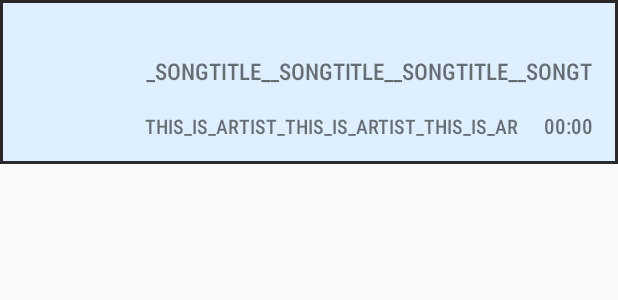
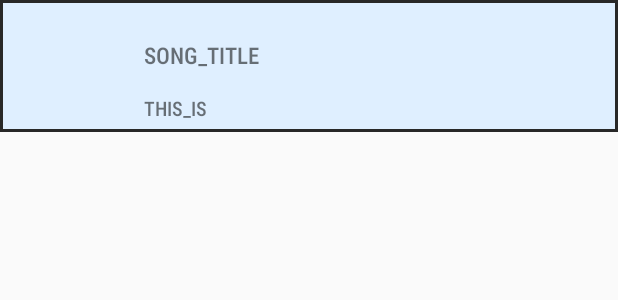
Before and after one commit to FeryET/SmoothPlayer, an Android app: the layout music_item_view_holder.xml on its own in the app's theme, with its tools: preview values and no code run, on a phone screen of 412 x 824 dp. Shown: the top 300 px of the screen. Run offline under Robolectric (Android 15) with nearby library versions, the phone set to English and light mode, and no system bars.

Commit message:
Renames some variables in music_item_view_holder.

```diff
--- a/app/src/main/java/com/androidapplication/smoothplayer/ui/main/fragments/home/adapter/SongItemViewHolder.kt
+++ b/app/src/main/java/com/androidapplication/smoothplayer/ui/main/fragments/home/adapter/SongItemViewHolder.kt
@@ -16,9 +16,9 @@ private const val ALBUM_ART_SIZE_MULTIPLIER = 0.35f
 class MusicItemViewHolder(viewGroup: ViewGroup) :
     BaseMusicInfoViewHolder(viewGroup) {
 
-    private val albumArtImageView: ImageView = viewGroup.albumImageView
-    private val artistNameTextView: TextView = viewGroup.artistNameTextView
-    private val songNameTextView: TextView = viewGroup.songNameTextView
+    private val albumArtImageView: ImageView = viewGroup.view_holder_album_image_view
+    private val artistNameTextView: TextView = viewGroup.view_holder_artist_name_text_view
+    private val songNameTextView: TextView = viewGroup.view_holder_song_name_text_view
 
     override fun bindData(context: Context, baseInfoModel: BaseInfoModel) {
         with(baseInfoModel as SongModel) {
--- a/app/src/main/java/com/androidapplication/smoothplayer/ui/main/fragments/home/viewmodel/HomeViewModel.kt
+++ b/app/src/main/java/com/androidapplication/smoothplayer/ui/main/fragments/home/viewmodel/HomeViewModel.kt
@@ -8,5 +8,7 @@ import javax.inject.Inject
 
 class HomeViewModel @Inject constructor(private val songsRepository: SongsRepository) :
     ViewModel() {
-    val songs: LiveData<ArrayList<SongModel>?> = songsRepository.songLibrary
+    val songs: LiveData<ArrayList<SongModel>?> get() {
+        return songsRepository.songLibrary
+    }
 }
--- a/app/src/main/res/layout/music_item_view_holder.xml
+++ b/app/src/main/res/layout/music_item_view_holder.xml
@@ -1,61 +1,66 @@
 <?xml version="1.0" encoding="utf-8"?>
-<androidx.constraintlayout.widget.ConstraintLayout
-        xmlns:android="http://schemas.android.com/apk/res/android"
+<androidx.constraintlayout.widget.ConstraintLayout xmlns:android="http://schemas.android.com/apk/res/android"
+        xmlns:app="http://schemas.android.com/apk/res-auto"
+        xmlns:tools="http://schemas.android.com/tools"
         android:layout_width="match_parent"
         android:layout_height="wrap_content"
-        android:background="@drawable/bordered_music_item_background"
-        xmlns:app="http://schemas.android.com/apk/res-auto"
-        xmlns:tools="http://schemas.android.com/tools">
+        android:background="@drawable/bordered_music_item_background">
+
     <ImageView
-            android:id="@+id/albumImageView"
+            android:id="@+id/view_holder_album_image_view"
             android:layout_width="72dp"
             android:layout_height="72dp"
+            android:layout_margin="8dp"
+            android:background="@android:color/transparent"
             android:scaleType="fitCenter"
-            android:background="@android:color/transparent"
-            android:layout_margin="8dp"
             app:layout_constraintBottom_toBottomOf="parent"
-            app:layout_constraintTop_toTopOf="parent"
             app:layout_constraintStart_toStartOf="parent"
-    />
+            app:layout_constraintTop_toTopOf="parent" />
+
     <TextView
+            android:id="@+id/view_holder_song_name_text_view"
             style="@style/musicItemViewHolderTextStyle"
-            android:textSize="15sp"
-            android:id="@+id/songNameTextView"
             android:layout_width="0dp"
             android:layout_height="wrap_content"
             android:layout_marginStart="16dp"
+            android:layout_marginTop="18dp"
             android:layout_marginEnd="16dp"
-            android:layout_marginTop="18dp"
-            tools:text="_SONGTITLE__SONGTITLE__SONGTITLE__SONGTITLE__SONGTITLE_"
             android:maxLines="1"
-            app:layout_constraintStart_toEndOf="@+id/albumImageView"
+            android:textSize="15sp"
             app:layout_constraintEnd_toEndOf="parent"
-            app:layout_constraintTop_toTopOf="@+id/albumImageView"
-            />
+            app:layout_constraintStart_toEndOf="@+id/view_holder_album_image_view"
+            app:layout_constraintTop_toTopOf="@+id/view_holder_album_image_view"
+            tools:text="SONG_TITLE" />
+
     <TextView
-            android:id="@+id/artistNameTextView"
+            android:id="@+id/view_holder_artist_name_text_view"
+            style="@style/musicItemViewHolderTextStyle"
             android:layout_width="0dp"
+            android:layout_height="wrap_content"
+            android:layout_marginStart="16dp"
+            android:layout_marginTop="16dp"
             android:maxWidth="250dp"
+            android:maxLines="1"
+            android:textSize="13sp"
+            app:layout_constraintBottom_toBottomOf="@id/view_holder_album_image_view"
+            app:layout_constraintStart_toEndOf="@+id/view_holder_album_image_view"
+            app:layout_constraintTop_toBottomOf="@+id/view_holder_song_name_text_view"
+            tools:text="THIS_IS" />
+
+    <TextView
+            android:id="@+id/view_holder_album_name_text_view"
+            style="@style/musicItemViewHolderTextStyle"
+            android:layout_width="0dp"
             android:layout_height="wrap_content"
+            android:layout_marginStart="16dp"
+            android:layout_marginTop="16dp"
+            android:layout_marginEnd="8dp"
+            android:maxWidth="100dp"
             android:textSize="13sp"
-            style="@style/musicItemViewHolderTextStyle"
             android:maxLines="1"
-            android:layout_margin="16dp"
-            tools:text="THIS_IS_ARTIST_THIS_IS_ARTIST_THIS_IS_ARTIST_THIS_IS_ARTIST_"
-            android:layout_marginBottom="8dp" app:layout_constraintBottom_toBottomOf="parent"
-            app:layout_constraintTop_toBottomOf="@+id/songNameTextView"
-            app:layout_constraintStart_toEndOf="@+id/albumImageView"/>
-
-    <TextView android:layout_width="0dp"
-              android:layout_height="wrap_content"
-              style="@style/musicItemViewHolderTextStyle"
-              android:maxLines="1"
-              android:maxWidth="100dp"
-              android:layout_margin="16dp"
-              tools:text="00:00"
-              android:layout_marginEnd="8dp" app:layout_constraintEnd_toEndOf="parent" android:layout_marginBottom="8dp"
-              app:layout_constraintBottom_toBottomOf="parent"
-              app:layout_constraintStart_toEndOf="@+id/artistNameTextView"
-              android:layout_marginStart="8dp" android:layout_marginTop="8dp"
-              app:layout_constraintTop_toBottomOf="@+id/songNameTextView"/>
+            app:layout_constraintBottom_toBottomOf="@id/view_holder_artist_name_text_view"
+            app:layout_constraintEnd_toEndOf="parent"
+            app:layout_constraintStart_toEndOf="@+id/view_holder_artist_name_text_view"
+            app:layout_constraintTop_toBottomOf="@+id/view_holder_song_name_text_view"
+            tools:text="" />
 </androidx.constraintlayout.widget.ConstraintLayout>
--- a/app/src/main/res/values/styles.xml
+++ b/app/src/main/res/values/styles.xml
@@ -23,8 +23,8 @@
         <item name="android:color">
             @color/appBlack
         </item>
-        <item name="android:gravity">
-            center
+        <item name="android:layout_gravity">
+            center_vertical
         </item>
     </style>
 
```
